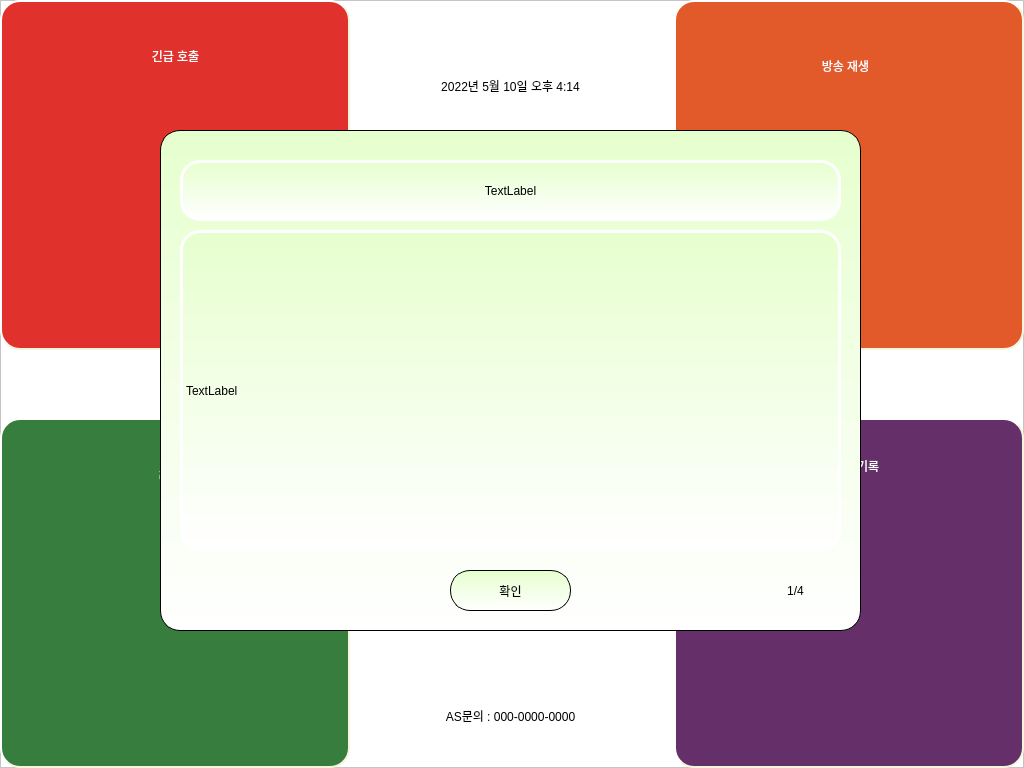
This is broadcast.ui in twg0/BroadcastGUI as Qt 5 draws it before an edit. The edited form follows.
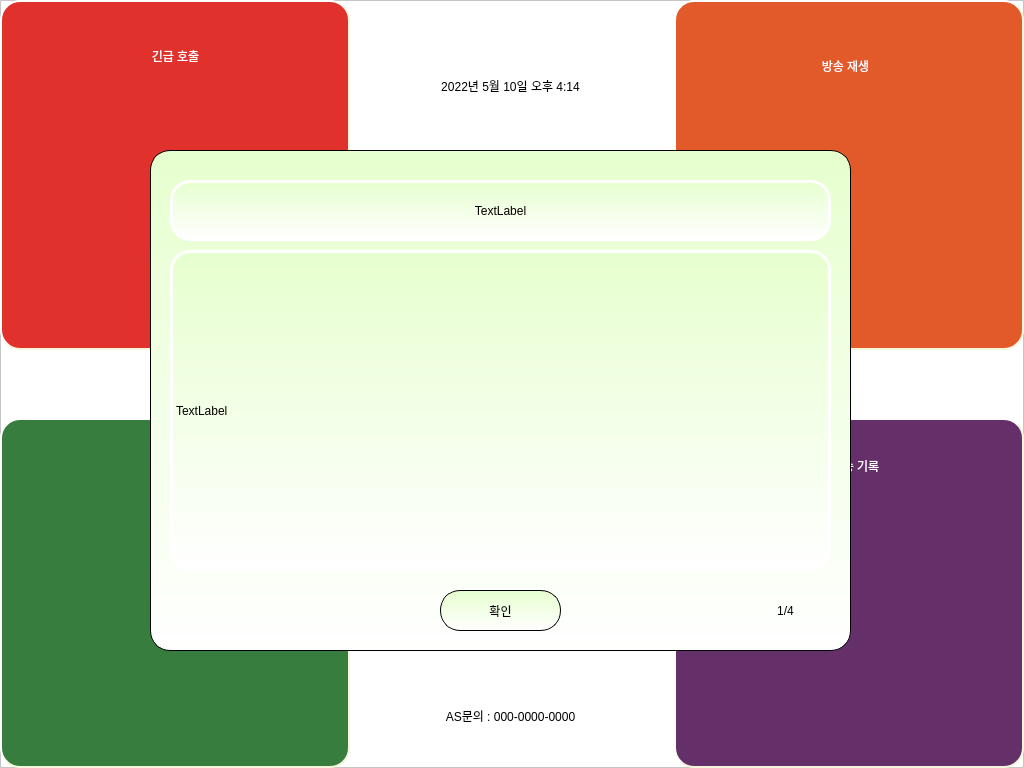
This is the edited form. Icons and pictures are not drawn.

Patch:
```diff
--- a/broadcast.ui
+++ b/broadcast.ui
@@ -500,95 +500,6 @@
       <string/>
      </property>
     </widget>
-    <widget class="QWidget" name="widget_2" native="true">
-     <property name="geometry">
-      <rect>
-       <x>160</x>
-       <y>130</y>
-       <width>701</width>
-       <height>501</height>
-      </rect>
-     </property>
-     <property name="styleSheet">
-      <string notr="true">background-color: qlineargradient(spread:pad, x1:0.5, y1:0, x2:0.5, y2:1, stop:0 rgba(230, 255, 206, 255), stop:1 rgba(255, 255, 255, 255));
-border-radius: 20px;
-border: 1px solid black;</string>
-     </property>
-     <widget class="QLabel" name="label_3">
-      <property name="geometry">
-       <rect>
-        <x>20</x>
-        <y>30</y>
-        <width>661</width>
-        <height>61</height>
-       </rect>
-      </property>
-      <property name="styleSheet">
-       <string notr="true">border: 3px solid white;
-font: 80 20pt &quot;맑은 고딕&quot;;</string>
-      </property>
-      <property name="text">
-       <string>TextLabel</string>
-      </property>
-      <property name="alignment">
-       <set>Qt::AlignCenter</set>
-      </property>
-     </widget>
-     <widget class="QLabel" name="label_8">
-      <property name="geometry">
-       <rect>
-        <x>20</x>
-        <y>100</y>
-        <width>661</width>
-        <height>321</height>
-       </rect>
-      </property>
-      <property name="styleSheet">
-       <string notr="true">border:3px solid white;
-font: 16pt &quot;맑은 고딕&quot;;</string>
-      </property>
-      <property name="text">
-       <string>TextLabel</string>
-      </property>
-      <property name="wordWrap">
-       <bool>true</bool>
-      </property>
-     </widget>
-     <widget class="QLabel" name="label_9">
-      <property name="geometry">
-       <rect>
-        <x>600</x>
-        <y>440</y>
-        <width>71</width>
-        <height>41</height>
-       </rect>
-      </property>
-      <property name="styleSheet">
-       <string notr="true">border: 0px;
-background:transparent;
-font: 75 25pt &quot;맑은 고딕&quot;;</string>
-      </property>
-      <property name="text">
-       <string>1/4</string>
-      </property>
-      <property name="alignment">
-       <set>Qt::AlignCenter</set>
-      </property>
-     </widget>
-     <widget class="QPushButton" name="pushButton">
-      <property name="geometry">
-       <rect>
-        <x>290</x>
-        <y>440</y>
-        <width>121</width>
-        <height>41</height>
-       </rect>
-      </property>
-      <property name="text">
-       <string>확인</string>
-      </property>
-     </widget>
-    </widget>
     <zorder>broadcastList_btn</zorder>
     <zorder>name_label</zorder>
     <zorder>radio_btn</zorder>
@@ -603,7 +514,6 @@
     <zorder>emergency_label</zorder>
     <zorder>play_label</zorder>
     <zorder>network_sig</zorder>
-    <zorder>widget_2</zorder>
    </widget>
    <widget class="QFrame" name="playFrame">
     <property name="geometry">
@@ -1245,12 +1155,102 @@
      </property>
     </widget>
    </widget>
+   <widget class="QWidget" name="widget_2" native="true">
+    <property name="geometry">
+     <rect>
+      <x>150</x>
+      <y>150</y>
+      <width>701</width>
+      <height>501</height>
+     </rect>
+    </property>
+    <property name="styleSheet">
+     <string notr="true">background-color: qlineargradient(spread:pad, x1:0.5, y1:0, x2:0.5, y2:1, stop:0 rgba(230, 255, 206, 255), stop:1 rgba(255, 255, 255, 255));
+border-radius: 20px;
+border: 1px solid black;</string>
+    </property>
+    <widget class="QLabel" name="label_3">
+     <property name="geometry">
+      <rect>
+       <x>20</x>
+       <y>30</y>
+       <width>661</width>
+       <height>61</height>
+      </rect>
+     </property>
+     <property name="styleSheet">
+      <string notr="true">border: 3px solid white;
+font: 80 20pt &quot;맑은 고딕&quot;;</string>
+     </property>
+     <property name="text">
+      <string>TextLabel</string>
+     </property>
+     <property name="alignment">
+      <set>Qt::AlignCenter</set>
+     </property>
+    </widget>
+    <widget class="QLabel" name="label_8">
+     <property name="geometry">
+      <rect>
+       <x>20</x>
+       <y>100</y>
+       <width>661</width>
+       <height>321</height>
+      </rect>
+     </property>
+     <property name="styleSheet">
+      <string notr="true">border:3px solid white;
+font: 16pt &quot;맑은 고딕&quot;;</string>
+     </property>
+     <property name="text">
+      <string>TextLabel</string>
+     </property>
+     <property name="wordWrap">
+      <bool>true</bool>
+     </property>
+    </widget>
+    <widget class="QLabel" name="label_9">
+     <property name="geometry">
+      <rect>
+       <x>600</x>
+       <y>440</y>
+       <width>71</width>
+       <height>41</height>
+      </rect>
+     </property>
+     <property name="styleSheet">
+      <string notr="true">border: 0px;
+background:transparent;
+font: 75 25pt &quot;맑은 고딕&quot;;</string>
+     </property>
+     <property name="text">
+      <string>1/4</string>
+     </property>
+     <property name="alignment">
+      <set>Qt::AlignCenter</set>
+     </property>
+    </widget>
+    <widget class="QPushButton" name="pushButton">
+     <property name="geometry">
+      <rect>
+       <x>290</x>
+       <y>440</y>
+       <width>121</width>
+       <height>41</height>
+      </rect>
+     </property>
+     <property name="text">
+      <string>확인</string>
+     </property>
+    </widget>
+   </widget>
    <zorder>emerFrame</zorder>
    <zorder>loginFrame</zorder>
    <zorder>playFrame</zorder>
    <zorder>radioFrame</zorder>
    <zorder>listFrame</zorder>
    <zorder>mainFrame</zorder>
+   <zorder>widget_2</zorder>
   </widget>
   <action name="actionaasdf">
    <property name="text">
```
